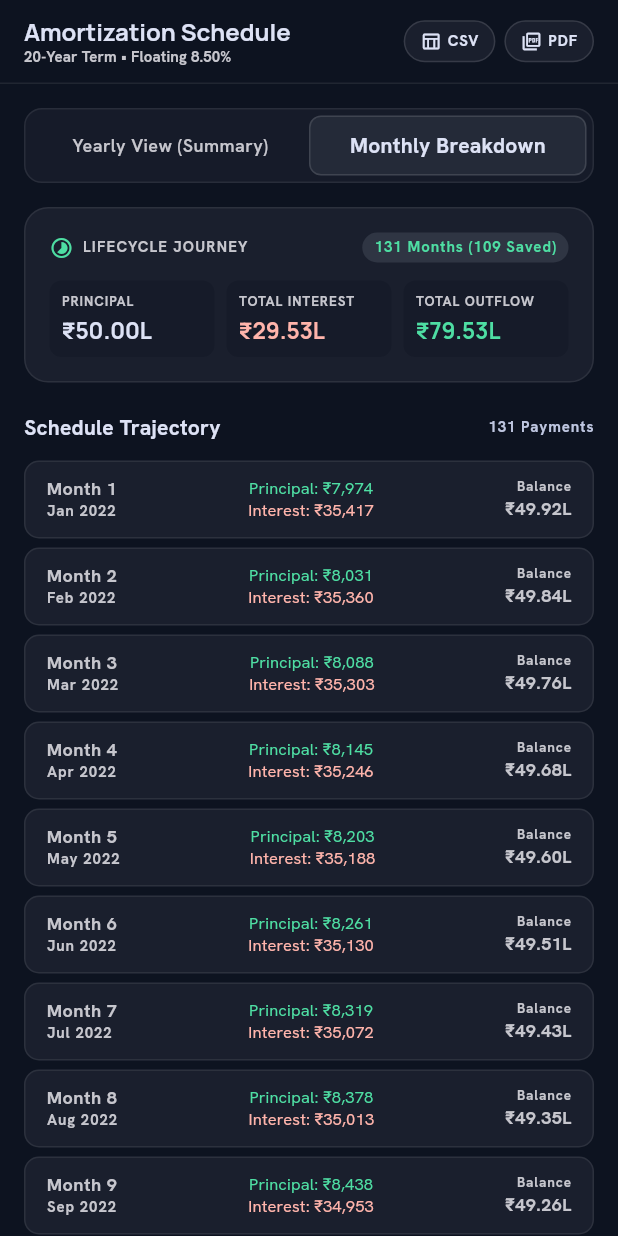
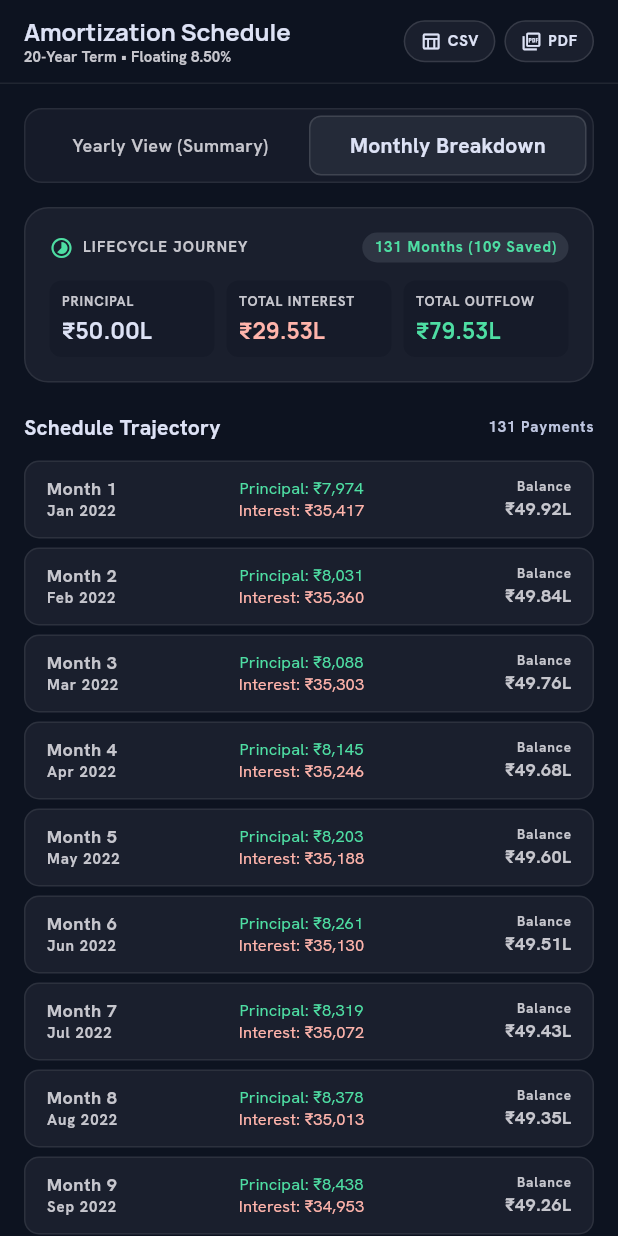
Before and after one commit to thanveeralisayed/Loan-optimizer, a Flutter app: the AmortizationScheduleScreen screen opened directly, after a tap on "Monthly Breakdown", on a phone screen of 412 x 824 dp. Run offline on Flutter 3.47's test engine with Material 3 defaults, Android fonts, the phone set to English and light mode, and no system bars; our stand-ins replace csv, fl_chart, flutter_riverpod, google_fonts, pdf.

Commit message:
Fix: Align amortization schedule columns with fixed widths and table headers

```diff
--- a/lib/features/schedule/amortization_schedule_screen.dart
+++ b/lib/features/schedule/amortization_schedule_screen.dart
@@ -340,35 +340,91 @@ class _AmortizationScheduleScreenState
                           padding: const EdgeInsets.symmetric(
                               horizontal: 12, vertical: 8),
                           child: Column(
-                            children: yearSummary.monthlyRows.map((row) {
+                            children: [
+                              // Fixed column header
+                              Padding(
+                                padding: const EdgeInsets.only(bottom: 6, top: 2),
+                                child: Row(
+                                  children: [
+                                    SizedBox(
+                                      width: 82,
+                                      child: Text(
+                                        'MONTH',
+                                        style: AppTypography.labelSmall.copyWith(
+                                          fontSize: 9,
+                                          letterSpacing: 0.8,
+                                          color: AppColors.outline,
+                                        ),
+                                      ),
+                                    ),
+                                    Expanded(
+                                      child: Padding(
+                                        padding: const EdgeInsets.symmetric(horizontal: 4),
+                                        child: Text(
+                                          'EMI PAYMENT',
+                                          style: AppTypography.labelSmall.copyWith(
+                                            fontSize: 9,
+                                            letterSpacing: 0.8,
+                                            color: AppColors.outline,
+                                          ),
+                                        ),
+                                      ),
+                                    ),
+                                    SizedBox(
+                                      width: 90,
+                                      child: Text(
+                                        'BALANCE',
+                                        textAlign: TextAlign.right,
+                                        style: AppTypography.labelSmall.copyWith(
+                                          fontSize: 9,
+                                          letterSpacing: 0.8,
+                                          color: AppColors.outline,
+                                        ),
+                                      ),
+                                    ),
+                                  ],
+                                ),
+                              ),
+                              ...yearSummary.monthlyRows.map((row) {
                                 return Padding(
                                   padding: const EdgeInsets.symmetric(vertical: 4),
                                   child: Row(
-                                  mainAxisAlignment:
-                                      MainAxisAlignment.spaceBetween,
                                     children: [
-                                    Text(
+                                      SizedBox(
+                                        width: 82,
+                                        child: Text(
                                           'M${row.monthIndex} (${DateFormat('MMM').format(row.date)})',
                                           style: AppTypography.labelSmall.copyWith(
                                             color: AppColors.onSurfaceVariant,
                                           ),
                                         ),
-                                    Text(
+                                      ),
+                                      Expanded(
+                                        child: Padding(
+                                          padding: const EdgeInsets.symmetric(horizontal: 4),
+                                          child: Text(
                                             'EMI: ${IndianCurrencyFormatter.format(row.emi)}',
                                             style: AppTypography.bodySmall.copyWith(
                                               fontSize: 11,
                                             ),
                                           ),
-                                    Text(
+                                        ),
+                                      ),
+                                      SizedBox(
+                                        width: 90,
+                                        child: Text(
                                           'Bal: ${IndianCurrencyFormatter.formatCompact(row.closingBalance)}',
+                                          textAlign: TextAlign.right,
                                           style: AppTypography.labelSmall.copyWith(
                                             color: AppColors.onSurface,
+                                          ),
                                         ),
                                       ),
                                     ],
                                   ),
                                 );
-                            }).toList(),
+                              }),
+                            ],
                           ),
                         ),
                       ],
@@ -389,9 +445,10 @@ class _AmortizationScheduleScreenState
                     border: Border.all(color: AppColors.borderSubtle, width: 1),
                   ),
                   child: Row(
-                    mainAxisAlignment: MainAxisAlignment.spaceBetween,
                     children: [
-                      Column(
+                      SizedBox(
+                        width: 80,
+                        child: Column(
                           crossAxisAlignment: CrossAxisAlignment.start,
                           children: [
                             Text(
@@ -408,7 +465,9 @@ class _AmortizationScheduleScreenState
                             ),
                           ],
                         ),
-                      Column(
+                      ),
+                      Expanded(
+                        child: Column(
                           crossAxisAlignment: CrossAxisAlignment.center,
                           children: [
                             Text(
@@ -427,7 +486,10 @@ class _AmortizationScheduleScreenState
                             ),
                           ],
                         ),
-                      Column(
+                      ),
+                      SizedBox(
+                        width: 90,
+                        child: Column(
                           crossAxisAlignment: CrossAxisAlignment.end,
                           children: [
                             Text(
@@ -436,11 +498,13 @@ class _AmortizationScheduleScreenState
                             ),
                             Text(
                               IndianCurrencyFormatter.formatCompact(row.closingBalance),
+                              textAlign: TextAlign.right,
                               style: AppTypography.labelMedium.copyWith(
                                 fontWeight: FontWeight.w700,
                               ),
                             ),
                           ],
+                        ),
                       ),
                     ],
                   ),
```
Lines whose indentation alone changed are shown as unchanged.
